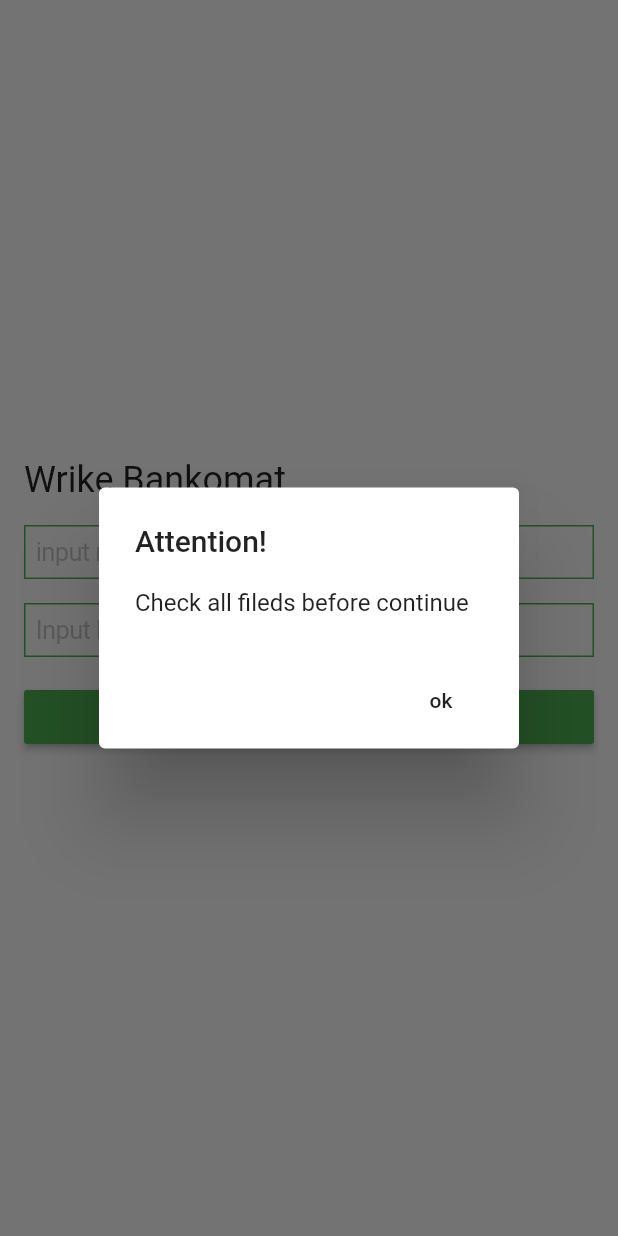
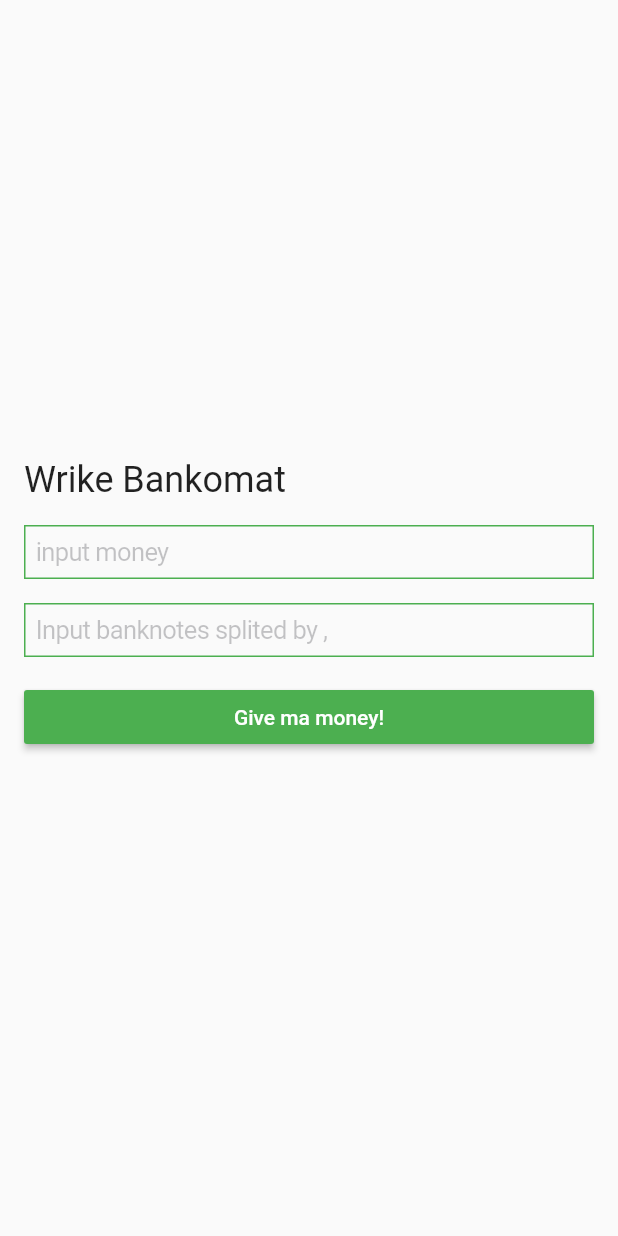
Before and after one commit to Renesanse/wrike_bank, a Flutter app: the screen it shows after launch, after a tap on "Give ma money!", on a phone screen of 412 x 824 dp. Run offline on Flutter 3.47's test engine with Material 2 defaults, Android fonts, the phone set to English and light mode, and no system bars.

Commit message:
break removed, input data check fix

```diff
--- a/lib/main.dart
+++ b/lib/main.dart
@@ -1,11 +1,9 @@
+import 'package:flutter/cupertino.dart';
 import 'package:flutter/material.dart';
-import 'package:flutter/cupertino.dart';
-import 'dart:math';
 
 main() => runApp(MyApp());
 
 class MyApp extends StatelessWidget {
-
   build(context) {
     return MaterialApp(
       debugShowCheckedModeBanner: false,
@@ -14,15 +12,13 @@ class MyApp extends StatelessWidget {
           buttonColor: Colors.green,
           primarySwatch: Colors.green,
           backgroundColor: Colors.green,
-        accentColor: Colors.green
-      ),
+          accentColor: Colors.green),
       home: MyHomePage(),
     );
   }
 }
 
 class MyHomePage extends StatelessWidget {
-
   var money;
   var banknotes;
 
@@ -39,8 +35,8 @@ class MyHomePage extends StatelessWidget {
   ];
 
   build(context) {
-
     return Scaffold(
+        resizeToAvoidBottomPadding: false,
         body: Center(
             child: ListView(
           padding: EdgeInsets.all(16.0),
@@ -53,32 +49,23 @@ class MyHomePage extends StatelessWidget {
             Padding(
               padding: EdgeInsets.only(bottom: 16.0),
               child: CupertinoTextField(
-                decoration: BoxDecoration(border: Border.all(color: Colors.green)),
+                decoration:
+                    BoxDecoration(border: Border.all(color: Colors.green)),
                 placeholder: "input money",
-                onChanged: (text){
+                onChanged: (text) {
                   money = int.parse(text);
                 },
               ),
             ),
             Padding(
               padding: EdgeInsets.only(bottom: 16.0),
-//              child: GridView(
-//                gridDelegate: SliverGridDelegateWithFixedCrossAxisCount(crossAxisCount: 3),
-//                children: banknotesViews.map((value){
-//                  return RaisedButton(
-//                      child: Text(value, style: TextStyle(color: Colors.white)),
-//                      onPressed: (){
-//                        return null;
-//                      });
-//                }).toList(),
-//              ),
-
               child: CupertinoTextField(
-                decoration: BoxDecoration(border: Border.all(color: Colors.green)),
+                decoration:
+                    BoxDecoration(border: Border.all(color: Colors.green)),
                 placeholder: "Input banknotes splited by ,",
-                onChanged: (text){
-                  banknotes = text.split(",").map((banknote){
-                    return int.parse(banknote);
+                onChanged: (text) {
+                  banknotes = text.split(",").map((banknote) {
+                    return int.parse(banknote).abs();
                   }).toList();
                 },
               ),
@@ -86,50 +73,49 @@ class MyHomePage extends StatelessWidget {
             Padding(
               padding: EdgeInsets.only(bottom: 16.0),
               child: RaisedButton(
-                  child: Text("Give ma money!", style: TextStyle(color: Colors.white)),
-                  onPressed: (){
-                    if(banknotes != null && money != null && money > 0){
-                      bag(banknotes : banknotes, money : money, context : context);
-                    }else{
-                      _showError(context);
+                  child: Text("Give ma money!",
+                      style: TextStyle(color: Colors.white)),
+                  onPressed: () {
+                    if (banknotes != null && money != null && money > 0) {
+                      bag(banknotes: banknotes, money: money, context: context);
                     }
                   }),
             ),
           ],
-        )
-      )
-    );
+        )));
   }
 
-  bag({List<int> banknotes, money, context}){
-
+  bag({List<int> banknotes, money, context}) {
+    try {
       banknotes.toSet();
-    banknotes.sort((a,b) => b - a);
+      banknotes.sort((a, b) => b - a);
       final checksum = banknotes.reduce((value, element) => value + element);
 
       final counterMap = {};
 
-    if(checksum <= money){
-      for(int banknote in banknotes){
+      if (checksum <= money) {
+        banknotes.forEach((banknote) {
           counterMap[banknote] = 1;
-      }
+        });
+
         money -= checksum;
 
-      for(int i = 0; i < banknotes.length; i++){
+        for (int i = 0; i < banknotes.length; i++) {
           var counter = 0;
-        while(money >= banknotes[i]){
-          if(money <= banknotes[i] && i != banknotes.length -1)
-            break;
+          while (money >= banknotes[i]) {
             money -= banknotes[i];
             counter++;
           }
-        counterMap[banknotes[i]]+=counter;
+          counterMap[banknotes[i]] += counter;
         }
       }
-    if(context != null)
-      _showDialog(context, counterMap);
+      if (context != null) _showDialog(context, counterMap);
+
       ///for test
       return counterMap;
+    } catch (e) {
+      _showDialog(context, "error");
+    }
   }
 
   _showDialog(context, text) {
@@ -138,7 +124,8 @@ class MyHomePage extends StatelessWidget {
       builder: (BuildContext context) {
         return AlertDialog(
           title: Text("Wrike Bankomat"),
-          content: Text("You have got: $text".replaceAll("{", "").replaceAll("}", "")),
+          content: Text(
+              "You have got: $text".replaceAll("{", "").replaceAll("}", "")),
           actions: [
             FlatButton(
               child: Text("Thanks!"),
@@ -151,24 +138,4 @@ class MyHomePage extends StatelessWidget {
       },
     );
   }
-
-  _showError(context) {
-    showDialog(
-      context: context,
-      builder: (BuildContext context) {
-        return AlertDialog(
-          title: Text("Attention!"),
-          content: Text("Check all fileds before continue"),
-          actions: [
-            FlatButton(
-              child: Text("ok"),
-              onPressed: () {
-                Navigator.of(context).pop();
-              },
-            ),
-          ],
-        );
-      },
-    );
 }
-}
```
Lines whose indentation alone changed are shown as unchanged.
